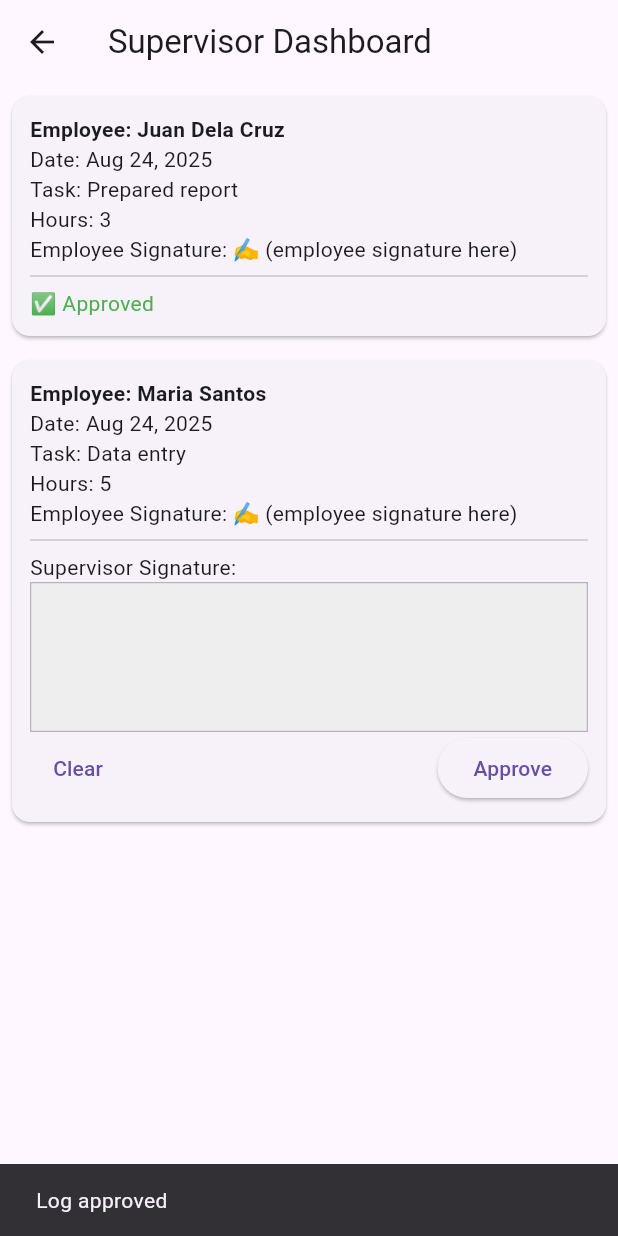
After one commit to gy4an/logmate, a Flutter app: the SupervisorDashboard screen opened directly, after a tap on "Approve", on a phone screen of 412 x 824 dp. The commit adds this screen. Run offline on Flutter 3.47's test engine with Material 3 defaults, Android fonts, the phone set to English and light mode, and no system bars; drawn by our look-alikes of signature.

Commit message:
`:qa :qa!:qa!

```diff
--- a/main/lib/main.dart
+++ b/main/lib/main.dart
@@ -12,10 +12,7 @@ class LogMateApp extends StatelessWidget {
   Widget build(BuildContext context) {
     return MaterialApp(
       title: 'LogMate',
-      theme: ThemeData(
-        primarySwatch: Colors.blue,
-        useMaterial3: true,
-      ),
+      theme: ThemeData(primarySwatch: Colors.blue, useMaterial3: true),
       debugShowCheckedModeBanner: false,
       home: const LoginScreen(),
     );
--- /dev/null
+++ b/main/lib/screens/dashboardSupervisor_screen.dart
@@ -0,0 +1,123 @@
+import 'package:flutter/material.dart';
+import 'package:signature/signature.dart';
+
+class SupervisorDashboard extends StatefulWidget {
+  const SupervisorDashboard({super.key});
+
+  @override
+  State<SupervisorDashboard> createState() => _SupervisorDashboardState();
+}
+
+class _SupervisorDashboardState extends State<SupervisorDashboard> {
+  final SignatureController _supervisorSignatureController =
+      SignatureController();
+
+  // Dummy logs for testing
+  final List<Map<String, dynamic>> _logs = [
+    {
+      'id': 1,
+      'student': 'Juan Dela Cruz',
+      'date': 'Aug 24, 2025',
+      'task': 'Prepared report',
+      'hours': 3,
+      'employeeSignature': '✍️ (employee signature here)',
+      'approved': false,
+    },
+    {
+      'id': 2,
+      'student': 'Maria Santos',
+      'date': 'Aug 24, 2025',
+      'task': 'Data entry',
+      'hours': 5,
+      'employeeSignature': '✍️ (employee signature here)',
+      'approved': false,
+    },
+  ];
+
+  void _approveLog(int id) {
+    setState(() {
+      final index = _logs.indexWhere((log) => log['id'] == id);
+      if (index != -1) {
+        _logs[index]['approved'] = true;
+      }
+    });
+    _supervisorSignatureController.clear();
+    ScaffoldMessenger.of(
+      context,
+    ).showSnackBar(const SnackBar(content: Text("Log approved")));
+  }
+
+  @override
+  void dispose() {
+    _supervisorSignatureController.dispose();
+    super.dispose();
+  }
+
+  @override
+  Widget build(BuildContext context) {
+    return Scaffold(
+      appBar: AppBar(title: const Text("Supervisor Dashboard")),
+      body: ListView.builder(
+        itemCount: _logs.length,
+        itemBuilder: (context, index) {
+          final log = _logs[index];
+
+          return Card(
+            margin: const EdgeInsets.all(8),
+            child: Padding(
+              padding: const EdgeInsets.all(12),
+              child: Column(
+                crossAxisAlignment: CrossAxisAlignment.start,
+                children: [
+                  Text(
+                    "Employee: ${log['student']}",
+                    style: const TextStyle(fontWeight: FontWeight.bold),
+                  ),
+                  Text("Date: ${log['date']}"),
+                  Text("Task: ${log['task']}"),
+                  Text("Hours: ${log['hours']}"),
+                  Text("Employee Signature: ${log['employeeSignature']}"),
+                  const Divider(),
+
+                  if (log['approved'] == true)
+                    const Text(
+                      "✅ Approved",
+                      style: TextStyle(color: Colors.green),
+                    )
+                  else ...[
+                    const Text("Supervisor Signature:"),
+                    Container(
+                      decoration: BoxDecoration(
+                        border: Border.all(color: Colors.black26),
+                      ),
+                      height: 100,
+                      child: Signature(
+                        controller: _supervisorSignatureController,
+                        backgroundColor: Colors.grey[200]!,
+                      ),
+                    ),
+                    Row(
+                      mainAxisAlignment: MainAxisAlignment.spaceBetween,
+                      children: [
+                        TextButton(
+                          onPressed: () {
+                            _supervisorSignatureController.clear();
+                          },
+                          child: const Text("Clear"),
+                        ),
+                        ElevatedButton(
+                          onPressed: () => _approveLog(log['id']),
+                          child: const Text("Approve"),
+                        ),
+                      ],
+                    ),
+                  ],
+                ],
+              ),
+            ),
+          );
+        },
+      ),
+    );
+  }
+}
--- a/main/lib/screens/dashboard_screen.dart
+++ b/main/lib/screens/dashboard_screen.dart
@@ -9,9 +9,7 @@ class DashboardScreen extends StatelessWidget {
   @override
   Widget build(BuildContext context) {
     return Scaffold(
-      appBar: AppBar(
-        title: Text('Dashboard (${role.toUpperCase()})'),
-      ),
+      appBar: AppBar(title: Text('Dashboard (${role.toUpperCase()})')),
       body: ListView(
         children: [
           ListTile(
--- a/main/lib/screens/login_screen.dart
+++ b/main/lib/screens/login_screen.dart
@@ -79,10 +79,7 @@ class _LoginScreenState extends State<LoginScreen> {
               ],
             ),
             const SizedBox(height: 25),
-            ElevatedButton(
-              onPressed: _login,
-              child: const Text('Login'),
-            ),
+            ElevatedButton(onPressed: _login, child: const Text('Login')),
           ],
         ),
       ),
```
Also changed, not shown: main/lib/screens/log_task_screen.dart (+35 -10 lines). Lines whose indentation alone changed are shown as unchanged.
